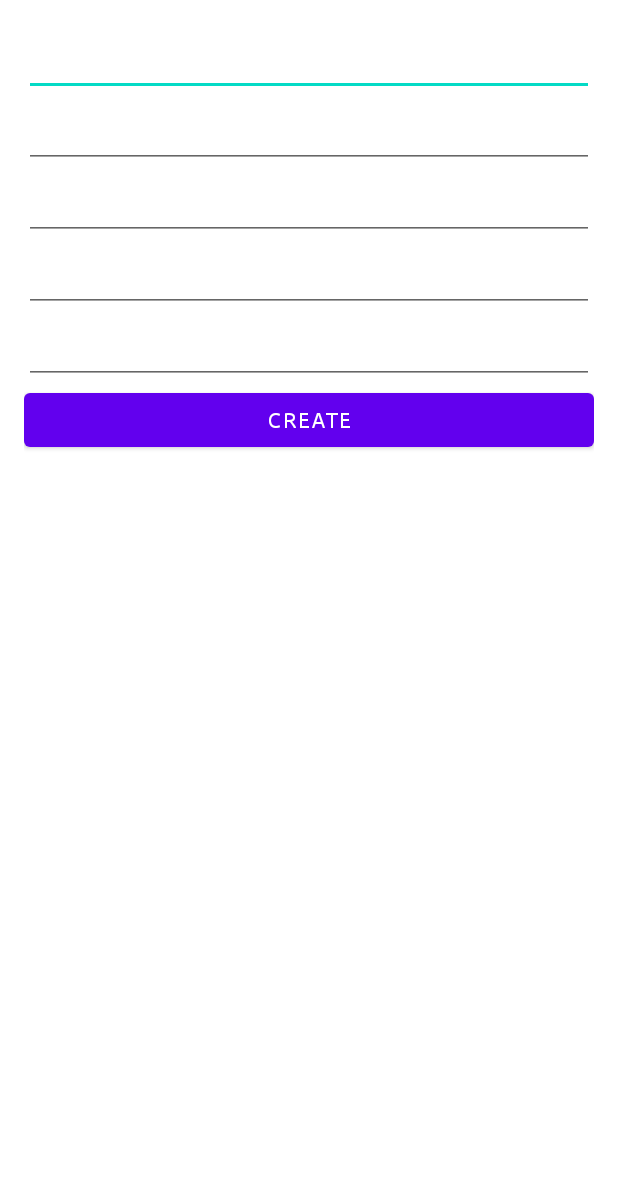
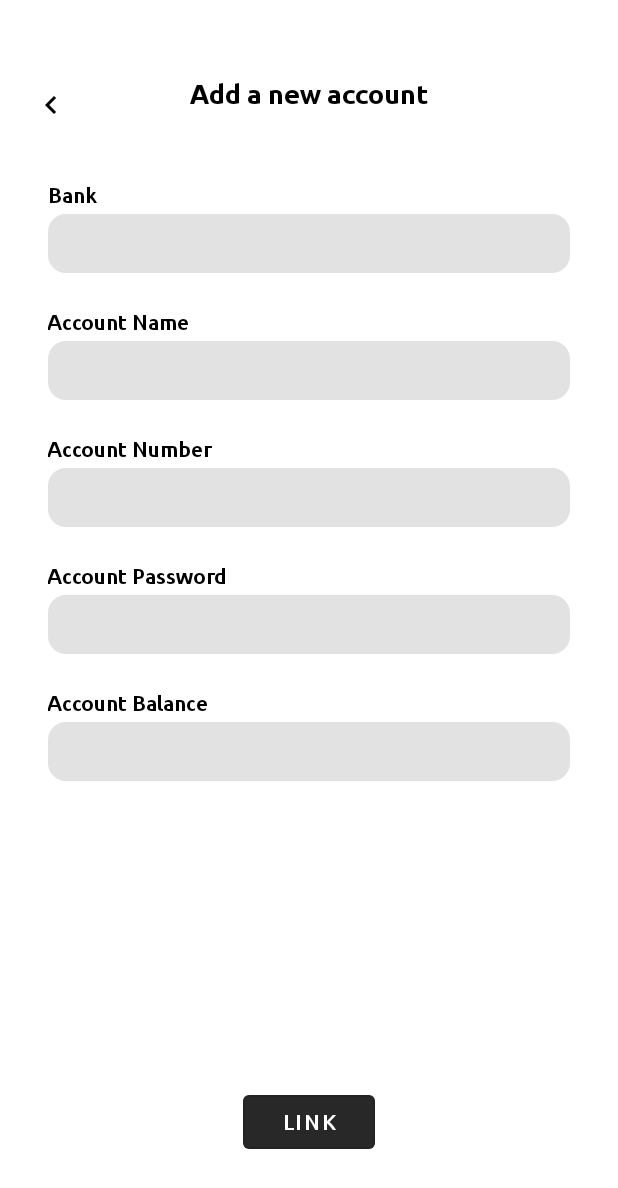
Before and after one commit to KrustyKrab-UCSD/Banknote, an Android app: the NewAccountActivity screen opened directly, with no data from a screen before it, on a phone screen of 412 x 824 dp. Shown: the top 1188 px of the screen. Run offline under Robolectric (Android 15) with nearby library versions, the light colour scheme and no system bars; libraries missing offline, so code that uses them is left out: com.parse; 1 statement that could not run was skipped.

Commit message:
Updated styling for transaction items and new account screen

```diff
--- a/app/src/main/AndroidManifest.xml
+++ b/app/src/main/AndroidManifest.xml
@@ -12,7 +12,8 @@
         android:label="@string/app_name"
         android:roundIcon="@mipmap/ic_launcher_round"
         android:supportsRtl="true"
-        android:theme="@style/Theme.Banknote">
+        android:theme="@style/Theme.Banknote"
+        android:usesCleartextTraffic="true">
         <activity
             android:name=".NewAccountActivity"
             android:exported="true" />
@@ -30,6 +31,7 @@
                 <category android:name="android.intent.category.LAUNCHER" />
             </intent-filter>
         </activity>
+
     </application>
 
 </manifest>
--- /dev/null
+++ b/app/src/main/res/drawable/ic_left_arrow.xml
@@ -0,0 +1,10 @@
+<vector xmlns:android="http://schemas.android.com/apk/res/android"
+    android:width="24dp"
+    android:height="24dp"
+    android:viewportWidth="24"
+    android:viewportHeight="24"
+    android:tint="?attr/colorControlNormal">
+  <path
+      android:fillColor="@android:color/white"
+      android:pathData="M15.41,7.41L14,6l-6,6 6,6 1.41,-1.41L10.83,12z"/>
+</vector>
--- a/app/src/main/res/layout/activity_new_account.xml
+++ b/app/src/main/res/layout/activity_new_account.xml
@@ -1,57 +1,135 @@
 <?xml version="1.0" encoding="utf-8"?>
-<LinearLayout xmlns:android="http://schemas.android.com/apk/res/android"
+<androidx.constraintlayout.widget.ConstraintLayout xmlns:android="http://schemas.android.com/apk/res/android"
     xmlns:app="http://schemas.android.com/apk/res-auto"
     xmlns:tools="http://schemas.android.com/tools"
     android:layout_width="match_parent"
     android:layout_height="match_parent"
     android:orientation="vertical"
     android:padding="16dp"
-    tools:context=".NewAccountActivity">
+    tools:context=".NewAccountActivity"
+    android:layout_marginVertical="36dp">
+
+    <ImageButton
+        android:id="@+id/bntBack"
+        android:layout_width="36dp"
+        android:layout_height="36dp"
+        android:background="@android:color/transparent"
+        android:src="@drawable/ic_left_arrow"
+        app:layout_constraintLeft_toLeftOf="parent"
+        app:layout_constraintTop_toTopOf="parent"
+        app:tint="@color/black" />
+
+    <TextView
+        android:id="@+id/tvTitle"
+        android:layout_width="wrap_content"
+        android:layout_height="wrap_content"
+        android:fontFamily="@font/ubuntu_bold"
+        android:text="Add a new account"
+        android:textColor="@color/black"
+        android:textSize="18sp"
+        app:layout_constraintLeft_toLeftOf="parent"
+        app:layout_constraintRight_toRightOf="parent"
+        app:layout_constraintTop_toTopOf="parent" />
+
+    <TextView
+        android:layout_marginTop="48dp"
+        android:id="@+id/tvBankName"
+        style="@style/InputFieldTitleNewAccount"
+        android:layout_width="wrap_content"
+        android:layout_height="wrap_content"
+        android:text="Bank"
+        app:layout_constraintLeft_toLeftOf="parent"
+        app:layout_constraintTop_toBottomOf="@id/tvTitle" />
 
     <EditText
-        android:id="@+id/tvAccountName"
+        app:layout_constraintTop_toBottomOf="@id/tvBankName"
+        android:id="@+id/etBankName"
+        style="@style/InputFieldNewAccount"
         android:layout_width="match_parent"
         android:layout_height="wrap_content"
-        android:fontFamily="@font/ubuntu_regular"
-        android:minHeight="48dp"
-        tools:text="Account Name..." />
+        android:background="@drawable/background_edit_text"
+        tools:hint="Bank" />
+
+    <TextView
+        android:id="@+id/tvAccountName"
+        style="@style/InputFieldTitleNewAccount"
+        android:layout_width="wrap_content"
+        android:layout_height="wrap_content"
+        android:text="Account Name"
+        app:layout_constraintLeft_toLeftOf="parent"
+        app:layout_constraintTop_toBottomOf="@id/etBankName" />
+
+    <EditText
+        android:id="@+id/etAccountName"
+        style="@style/InputFieldNewAccount"
+        android:layout_width="match_parent"
+        android:layout_height="wrap_content"
+        app:layout_constraintTop_toBottomOf="@id/tvAccountName"
+        android:background="@drawable/background_edit_text"
+        tools:hint="Account Name" />
+
+    <TextView
+        android:id="@+id/tvAccountNumber"
+        style="@style/InputFieldTitleNewAccount"
+        android:layout_width="wrap_content"
+        android:layout_height="wrap_content"
+        android:text="Account Number"
+        app:layout_constraintLeft_toLeftOf="parent"
+        app:layout_constraintTop_toBottomOf="@id/etAccountName" />
+
+    <EditText
+        android:id="@+id/etAccountNumber"
+        style="@style/InputFieldNewAccount"
+        android:layout_width="match_parent"
+        android:layout_height="wrap_content"
+        app:layout_constraintTop_toBottomOf="@id/tvAccountNumber"
+        android:background="@drawable/background_edit_text"
+        tools:hint="Account Number" />
+
+    <TextView
+        android:id="@+id/tvAccountPassword"
+        style="@style/InputFieldTitleNewAccount"
+        android:layout_width="wrap_content"
+        android:layout_height="wrap_content"
+        android:text="Account Password"
+        app:layout_constraintLeft_toLeftOf="parent"
+        app:layout_constraintTop_toBottomOf="@id/etAccountNumber" />
 
     <EditText
         android:id="@+id/etAccountPassword"
+        style="@style/InputFieldNewAccount"
         android:layout_width="match_parent"
         android:layout_height="wrap_content"
-        android:fontFamily="@font/ubuntu_regular"
-        android:minHeight="48dp"
-        tools:text="Account Password..." />
+        app:layout_constraintTop_toBottomOf="@id/tvAccountPassword"
+        android:background="@drawable/background_edit_text"
+        tools:hint="Account Password" />
 
-    <EditText
-        android:id="@+id/etBankName"
-        android:layout_width="match_parent"
+    <TextView
+        android:id="@+id/tvBalance"
+        style="@style/InputFieldTitleNewAccount"
+        android:layout_width="wrap_content"
         android:layout_height="wrap_content"
-        android:fontFamily="@font/ubuntu_regular"
-        android:minHeight="48dp"
-        tools:text="Bank Name..." />
+        android:text="Account Balance"
+        app:layout_constraintLeft_toLeftOf="parent"
+        app:layout_constraintTop_toBottomOf="@id/etAccountPassword" />
 
-    <EditText
-        android:id="@+id/etAccountNumber"
-        android:layout_width="match_parent"
-        android:layout_height="wrap_content"
-        android:fontFamily="@font/ubuntu_regular"
-        android:minHeight="48dp"
-        tools:text="Account Number..." />
 
     <EditText
         android:id="@+id/etBalance"
+        style="@style/InputFieldNewAccount"
         android:layout_width="match_parent"
         android:layout_height="wrap_content"
-        android:fontFamily="@font/ubuntu_regular"
-        android:minHeight="48dp"
-        tools:text="Balance in Account..." />
+        app:layout_constraintTop_toBottomOf="@id/tvBalance"
+        android:background="@drawable/background_edit_text"
+        tools:hint="Account Balance" />
 
     <Button
         android:id="@+id/btnCreateAccount"
-        android:layout_width="match_parent"
+        style="@style/BlackButton"
+        android:layout_width="wrap_content"
         android:layout_height="wrap_content"
-        android:fontFamily="@font/ubuntu_regular"
-        android:text="Create" />
-</LinearLayout>
+        app:layout_constraintLeft_toLeftOf="parent"
+        app:layout_constraintRight_toRightOf="parent"
+        app:layout_constraintBottom_toBottomOf="parent"
+        android:text="Link" />
+</androidx.constraintlayout.widget.ConstraintLayout>
--- a/app/src/main/res/values/colors.xml
+++ b/app/src/main/res/values/colors.xml
@@ -7,4 +7,7 @@
     <color name="teal_700">#FF018786</color>
     <color name="black">#FF000000</color>
     <color name="white">#FFFFFFFF</color>
+
+    <color name="green_positive">#118c4f</color>
+    <color name="red_negative">#bf0904</color>
 </resources>
--- a/app/src/main/res/values/themes.xml
+++ b/app/src/main/res/values/themes.xml
@@ -12,6 +12,7 @@
         <!-- Status bar color. -->
         <item name="android:statusBarColor" tools:targetApi="l">@color/white</item>
         <!-- Customize your theme here. -->
+        <item name="preferenceCategoryStyle">@style/CustomPreferenceCategory</item>
     </style>
     <style name="SignUpButton" parent="Widget.MaterialComponents.Button.OutlinedButton">
         <item name="strokeColor">@color/black</item>
@@ -41,4 +42,35 @@
         <item name="android:textSize">18sp</item>
         <item name="android:textColor">@color/black</item>
     </style>
+    <style name="CustomPreferenceCategory" parent="Preference.Category">
+        <item name="fontFamily">@font/ubuntu_bold</item>
+        <item name="android:textColor">@color/black</item>
+    </style>
+    <style name="InputFieldTitle" parent="Widget.AppCompat.TextView">
+        <item name="fontFamily">@font/ubuntu_medium</item>
+        <item name="android:textColor">@color/black</item>
+        <item name="android:textSize">14sp</item>
+        <item name="android:layout_marginLeft">48dp</item>
+    </style>
+    <style name="InputField" parent="Widget.AppCompat.EditText">
+        <item name="background">@drawable/background_edit_text</item>
+        <item name="fontFamily">@font/ubuntu_medium</item>
+        <item name="android:textColor">@color/black</item>
+        <item name="android:textSize">16sp</item>
+        <item name="android:paddingVertical">10dp</item>
+        <item name="android:paddingHorizontal">16dp</item>
+        <item name="android:layout_marginHorizontal">48dp</item>
+        <item name="android:layout_marginTop">4dp</item>
+    </style>
+
+    <style name="InputFieldTitleNewAccount" parent="Widget.AppCompat.TextView">
+        <item name="fontFamily">@font/ubuntu_medium</item>
+        <item name="android:textColor">@color/black</item>
+        <item name="android:textSize">14sp</item>
+        <item name="android:layout_marginLeft">16dp</item>
+        <item name="android:layout_marginTop">24dp</item>
+    </style>
+    <style name="InputFieldNewAccount" parent="@style/InputField">
+        <item name="android:layout_marginHorizontal">16dp</item>"
+    </style>
 </resources>
--- a/app/src/main/res/xml/root_preferences.xml
+++ b/app/src/main/res/xml/root_preferences.xml
@@ -6,7 +6,7 @@
         <EditTextPreference
             app:key="profileEdit"
             app:title="Edit profile"
-            app:useSimpleSummaryProvider="false" />
+            app:useSimpleSummaryProvider="false"/>
 
         <ListPreference
             app:defaultValue="false"
```
Also changed, not shown: app/src/main/res/layout/activity_login.xml (+2 -8 lines), app/src/main/res/layout/item_transaction.xml (added, +62 -0 lines), app/src/main/res/layout/preference_heading.xml (added, +9 -0 lines).
